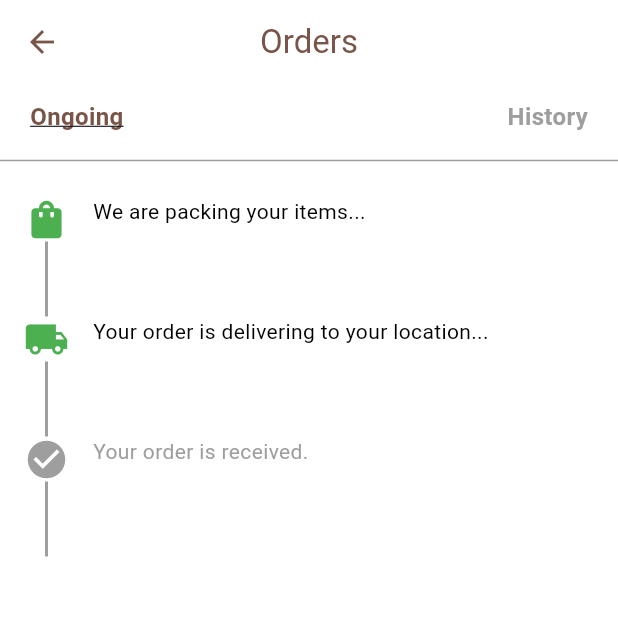
After one commit to IT21212604/Grocery_Store_App, a Flutter app: the OrdersOngoingPage screen opened by its route, on a phone screen of 412 x 824 dp, the top half of it. The commit adds this screen. Run offline on Flutter 3.47's test engine with Material 3 defaults, Android fonts, the phone set to English and light mode, and no system bars.

Commit message:
new file added

```diff
--- /dev/null
+++ b/flutter_application/lib/screens/order_ongoing.dart
@@ -0,0 +1,135 @@
+import 'package:flutter/material.dart';
+
+class OrdersOngoingPage extends StatelessWidget {
+  const OrdersOngoingPage({Key? key}) : super(key: key);
+
+  @override
+  Widget build(BuildContext context) {
+    return Scaffold(
+      appBar: AppBar(
+        title: const Text('Orders'),
+        centerTitle: true,
+        backgroundColor: Colors.white,
+        foregroundColor: Colors.brown,
+        elevation: 0,
+        leading: IconButton(
+          icon: const Icon(Icons.arrow_back, color: Colors.brown),
+          onPressed: () => Navigator.pop(context),
+        ),
+      ),
+      body: Column(
+        children: [
+          // Tabs for Ongoing and History
+          Container(
+            padding: const EdgeInsets.symmetric(horizontal: 20, vertical: 10),
+            child: Row(
+              mainAxisAlignment: MainAxisAlignment.spaceBetween,
+              children: [
+                GestureDetector(
+                  onTap: () {
+                    // Stay on the current page
+                  },
+                  child: const Text(
+                    'Ongoing',
+                    style: TextStyle(
+                      fontSize: 16,
+                      color: Colors.brown,
+                      fontWeight: FontWeight.bold,
+                      decoration: TextDecoration.underline,
+                    ),
+                  ),
+                ),
+                GestureDetector(
+                  onTap: () {
+                    Navigator.pushNamed(context, '/ordersHistory');
+                  },
+                  child: Text(
+                    'History',
+                    style: TextStyle(
+                      fontSize: 16,
+                      color: Colors.grey.shade500,
+                      fontWeight: FontWeight.bold,
+                    ),
+                  ),
+                ),
+              ],
+            ),
+          ),
+          const Divider(color: Colors.grey),
+
+          // Ongoing Order Status
+          Expanded(
+            child: ListView(
+              padding: const EdgeInsets.all(16.0),
+              children: [
+                Column(
+                  children: [
+                    OrderStatus(
+                      status: "We are packing your items...",
+                      icon: Icons.shopping_bag,
+                      isComplete: true,
+                    ),
+                    OrderStatus(
+                      status: "Your order is delivering to your location...",
+                      icon: Icons.local_shipping,
+                      isComplete: true,
+                    ),
+                    OrderStatus(
+                      status: "Your order is received.",
+                      icon: Icons.check_circle,
+                      isComplete: false,
+                    ),
+                  ],
+                ),
+              ],
+            ),
+          ),
+        ],
+      ),
+    );
+  }
+}
+
+class OrderStatus extends StatelessWidget {
+  final String status;
+  final IconData icon;
+  final bool isComplete;
+
+  const OrderStatus({
+    Key? key,
+    required this.status,
+    required this.icon,
+    required this.isComplete,
+  }) : super(key: key);
+
+  @override
+  Widget build(BuildContext context) {
+    return Row(
+      crossAxisAlignment: CrossAxisAlignment.start,
+      children: [
+        Column(
+          children: [
+            Icon(
+              icon,
+              color: isComplete ? Colors.green : Colors.grey,
+              size: 30,
+            ),
+            Container(
+              height: 50,
+              width: 2,
+              color: Colors.grey,
+            ),
+          ],
+        ),
+        const SizedBox(width: 16),
+        Text(
+          status,
+          style: TextStyle(
+            fontSize: 14,
+            color: isComplete ? Colors.black : Colors.grey,
+          ),
+        ),
+      ],
+    );
+  }
+}
```
Also changed, not shown: flutter_application/lib/main.dart (+22 -7 lines), flutter_application/lib/screens/cart.dart (+38 -11 lines), flutter_application/lib/screens/fruits.dart (+38 -11 lines), flutter_application/lib/screens/order_failed.dart (added, +128 -0 lines), flutter_application/lib/screens/order_history.dart (added, +93 -0 lines), flutter_application/pubspec.lock.
